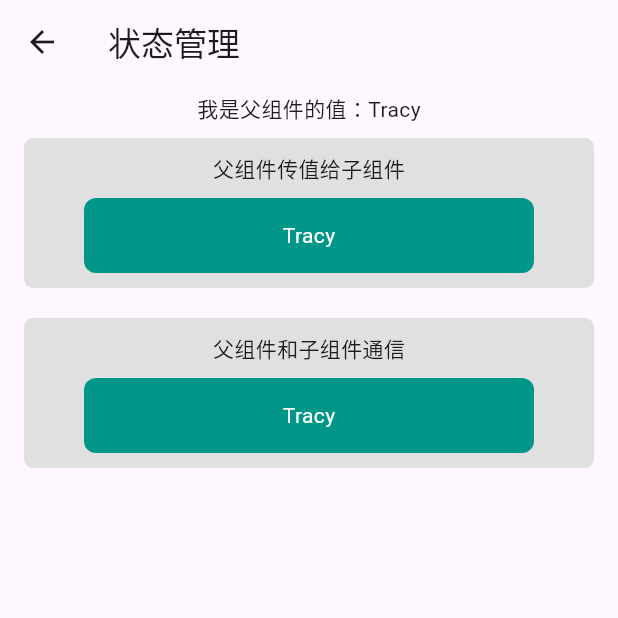
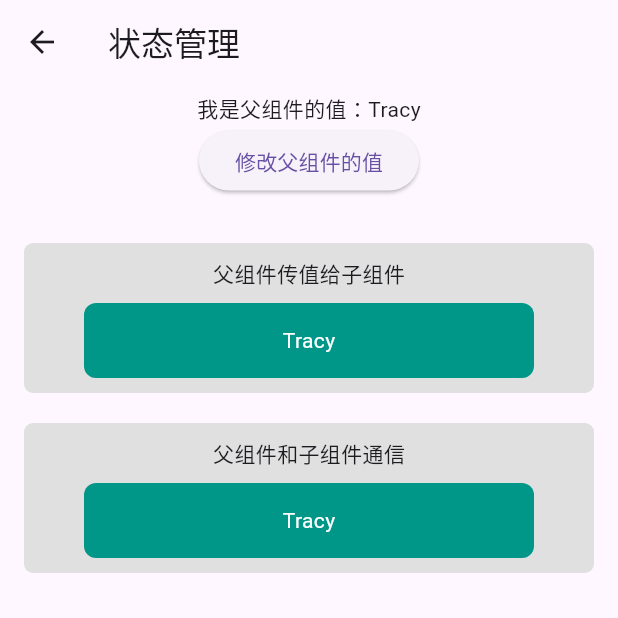
Before and after one commit to ZKino/flutter_application_1, a Flutter app: the StateManage screen opened directly, on a phone screen of 412 x 824 dp, the top half of it. Run offline on Flutter 3.47's test engine with Material 3 defaults, Android fonts, the phone set to English and light mode, and no system bars.

Commit message:
'commit'

```diff
--- a/lib/pages/state_manage/state_manage.dart
+++ b/lib/pages/state_manage/state_manage.dart
@@ -10,6 +10,12 @@ class StateManage extends StatefulWidget {
 
 class _StateManageState extends State<StateManage> {
   String uName = 'Tracy';
+
+  void _onPressedHandler() {
+    setState(() {
+      uName = 'Tracy${Random().nextInt(1000)}';
+    });
+  }
 
   void onChangeHandler(String value) {
     setState(() {
@@ -27,7 +33,18 @@ class _StateManageState extends State<StateManage> {
         padding: const EdgeInsets.fromLTRB(16, 6, 16, 6),
         child: Column(
           children: [
-            SizedBox(height: 30, child: Text('我是父组件的值：$uName')),
+            SizedBox(
+              height: 100,
+              child: Column(
+                children: [
+                  Text('我是父组件的值：$uName'),
+                  ElevatedButton(
+                    onPressed: _onPressedHandler,
+                    child: const Text('修改父组件的值'),
+                  )
+                ],
+              ),
+            ),
             BoxA(uName: uName),
             const SizedBox(height: 20),
             BoxB(
@@ -101,9 +118,7 @@ class BoxB extends StatefulWidget {
 
 class _BoxBState extends State<BoxB> {
   void _onTapHandler() {
-    final random = Random();
-
-    widget.onChange('Tracy${random.nextInt(10)}');
+    widget.onChange('Tracy${Random().nextInt(10)}');
   }
 
   @override
```
